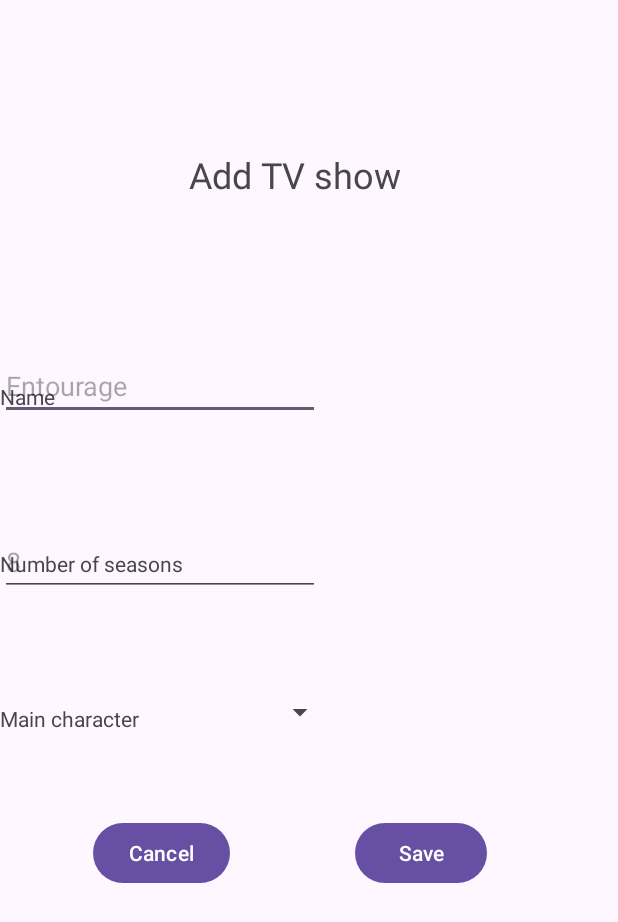
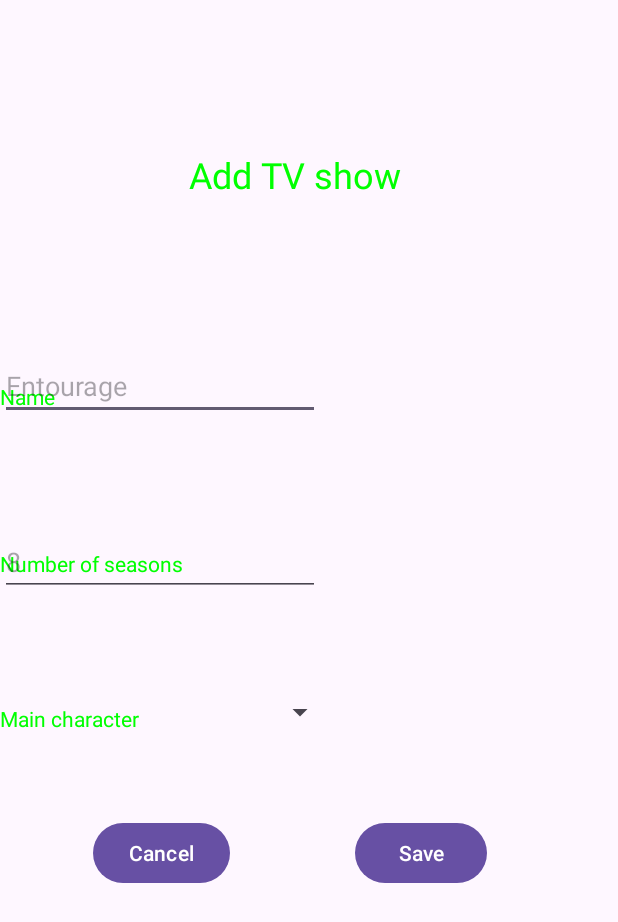
Before and after one commit to aponbas/HHSPrime, an Android app: the screen it shows after launch (MainActivity before the commit, AddShowActivity after it), on a phone screen of 412 x 824 dp. Shown: the top 922 px of the screen. Run offline under Robolectric (Android 15) with nearby library versions, the phone set to English and light mode, and no system bars.

Commit message:
huiswerk les 3

```diff
--- a/app/src/main/AndroidManifest.xml
+++ b/app/src/main/AndroidManifest.xml
@@ -16,8 +16,9 @@
             android:name=".AddCharacterActivity"
             android:exported="false" />
         <activity
-            android:name=".MainActivity"
-            android:exported="true">
+            android:name=".AddShowActivity"
+            android:exported="true"
+            android:theme="@style/GreenText">
             <intent-filter>
                 <action android:name="android.intent.action.MAIN" />
 
--- a/app/src/main/java/com/example/hhsprime/MainActivity.java
+++ /dev/null
@@ -1,14 +0,0 @@
-package com.example.hhsprime;
-
-import androidx.appcompat.app.AppCompatActivity;
-
-import android.os.Bundle;
-
-public class MainActivity extends AppCompatActivity {
-
-    @Override
-    protected void onCreate(Bundle savedInstanceState) {
-        super.onCreate(savedInstanceState);
-        setContentView(R.layout.activity_main);
-    }
-}
--- a/app/src/main/res/layout/activity_add_character.xml
+++ b/app/src/main/res/layout/activity_add_character.xml
@@ -24,7 +24,7 @@
         android:layout_width="wrap_content"
         android:layout_height="wrap_content"
         android:layout_marginBottom="60dp"
-        android:text="@string/add_character_name_text"
+        android:text="@string/name_tv_text"
         app:layout_constraintBottom_toTopOf="@+id/add_character_birthday_id"
         tools:layout_editor_absoluteX="52dp" />
 
@@ -41,6 +41,7 @@
         android:id="@+id/add_character_back_id"
         android:layout_width="wrap_content"
         android:layout_height="wrap_content"
+        android:onClick="goToAddCharacterActivity"
         android:text="@string/add_character_back_text"
         app:layout_constraintBottom_toBottomOf="parent"
         app:layout_constraintEnd_toEndOf="parent"
@@ -53,7 +54,8 @@
         android:id="@+id/add_character_save_id"
         android:layout_width="wrap_content"
         android:layout_height="wrap_content"
-        android:text="@string/add_character_save_text"
+        android:onClick="finish"
+        android:text="@string/save_btn_text"
         app:layout_constraintBottom_toBottomOf="parent"
         app:layout_constraintEnd_toEndOf="parent"
         app:layout_constraintHorizontal_bias="0.761"
--- a/app/src/main/res/layout/activity_main.xml
+++ b/app/src/main/res/layout/activity_add_show.xml
@@ -4,12 +4,12 @@
     xmlns:tools="http://schemas.android.com/tools"
     android:layout_width="match_parent"
     android:layout_height="match_parent"
-    tools:context=".MainActivity">
+    tools:context=".AddShowActivity">
 
     <TextView
         android:layout_width="wrap_content"
         android:layout_height="wrap_content"
-        android:text="@string/main_title_tv_text"
+        android:text="@string/add_show_title_tv_text"
         android:textSize="24sp"
         app:layout_constraintBottom_toTopOf="@+id/main_name_et_id"
         app:layout_constraintEnd_toEndOf="parent"
@@ -22,7 +22,8 @@
         android:id="@+id/main_save_btn_id"
         android:layout_width="wrap_content"
         android:layout_height="wrap_content"
-        android:text="@string/main_save_btn_text"
+        android:onClick="save"
+        android:text="@string/save_btn_text"
         app:layout_constraintBottom_toBottomOf="parent"
         app:layout_constraintEnd_toEndOf="parent"
         app:layout_constraintHorizontal_bias="0.73"
@@ -35,7 +36,7 @@
         android:layout_width="wrap_content"
         android:layout_height="wrap_content"
         android:layout_marginBottom="92dp"
-        android:text="@string/main_name_tv_text"
+        android:text="@string/name_tv_text"
         app:layout_constraintBottom_toTopOf="@+id/main_seasons_tv_id"
         tools:layout_editor_absoluteX="31dp" />
 
@@ -44,7 +45,7 @@
         android:layout_width="wrap_content"
         android:layout_height="wrap_content"
         android:layout_marginBottom="84dp"
-        android:text="@string/main_seasons_tv_text"
+        android:text="@string/add_show_seasons_tv_text"
         app:layout_constraintBottom_toTopOf="@+id/main_characters_tv_id"
         tools:layout_editor_absoluteX="31dp" />
 
@@ -53,7 +54,7 @@
         android:layout_width="wrap_content"
         android:layout_height="wrap_content"
         android:layout_marginBottom="56dp"
-        android:text="@string/main_characters_tv_text"
+        android:text="@string/add_show_characters_tv_text"
         app:layout_constraintBottom_toTopOf="@+id/main_cancel_btn_id"
         tools:layout_editor_absoluteX="31dp" />
 
@@ -63,7 +64,7 @@
         android:layout_height="wrap_content"
         android:layout_marginBottom="72dp"
         android:ems="10"
-        android:hint="@string/main_name_et_hint"
+        android:hint="@string/add_show_name_et_hint"
         android:inputType="text"
         app:layout_constraintBottom_toTopOf="@+id/main_seasons_et_id"
         tools:layout_editor_absoluteX="171dp" />
@@ -74,7 +75,7 @@
         android:layout_height="wrap_content"
         android:layout_marginBottom="56dp"
         android:ems="10"
-        android:hint="@string/main_seasons_et_hint"
+        android:hint="@string/add_show_seasons_et_hint"
         android:inputType="text"
         app:layout_constraintBottom_toTopOf="@+id/main_characters_spnr_id"
         tools:layout_editor_absoluteX="171dp" />
@@ -91,7 +92,7 @@
         android:id="@+id/main_cancel_btn_id"
         android:layout_width="wrap_content"
         android:layout_height="wrap_content"
-        android:text="@string/main_cancel_btn_text"
+        android:text="@string/cancel_btn_text"
         app:layout_constraintBottom_toBottomOf="parent"
         app:layout_constraintEnd_toEndOf="parent"
         app:layout_constraintHorizontal_bias="0.194"
--- a/app/src/main/res/values/strings.xml
+++ b/app/src/main/res/values/strings.xml
@@ -1,18 +1,18 @@
 <resources>
+    <!--GENERAL-->
+    <string name="save_btn_text">Save</string>
+    <string name="cancel_btn_text">Cancel</string>
+    <string name="name_tv_text">Name</string>
+
     <string name="app_name">HHS Prime</string>
-    <string name="main_save_btn_text">Save</string>
-    <string name="main_title_tv_text">Add TV show</string>
-    <string name="main_name_tv_text">Name</string>
-    <string name="main_seasons_tv_text">Number of seasons</string>
-    <string name="main_characters_tv_text">Main character</string>>
-    <string name="main_seasons_et_hint">8</string>
-    <string name="main_name_et_hint">Entourage</string>
-    <string name="main_cancel_btn_text">Cancel</string>
+    <string name="add_show_title_tv_text">Add TV show</string>
+    <string name="add_show_seasons_tv_text">Number of seasons</string>
+    <string name="add_show_characters_tv_text">Main character</string>>
+    <string name="add_show_seasons_et_hint">8</string>
+    <string name="add_show_name_et_hint">Entourage</string>
     <string name="add_character_title_text">Add character</string>
-    <string name="add_character_name_text">Name</string>
     <string name="add_character_birthday_text">Birthday</string>
     <string name="add_character_back_text">Back</string>
-    <string name="add_character_save_text">Save</string>
     <string name="add_character_name_et_hint" translatable="false">Vincent Chase</string>
     <string name="add_character_birthday_et_hint" translatable="false">01-01-1980</string>
 </resources>
--- a/app/src/main/res/values/themes.xml
+++ b/app/src/main/res/values/themes.xml
@@ -6,4 +6,9 @@
     </style>
 
     <style name="Theme.HHSPrime" parent="Base.Theme.HHSPrime" />
+
+    <style name="GreenText" parent="Theme.HHSPrime">
+        <item name="android:textColor">#00FF00</item>
+    </style>
+
 </resources>
```
Also changed, not shown: app/src/main/java/com/example/hhsprime/AddCharacterActivity.java (+11 -0 lines), app/src/main/java/com/example/hhsprime/AddShowActivity.java (added, +32 -0 lines), app/src/main/java/com/example/hhsprime/models/Character.java (added, +66 -0 lines), app/src/main/java/com/example/hhsprime/models/Show.java (added, +55 -0 lines), 1 other file.
